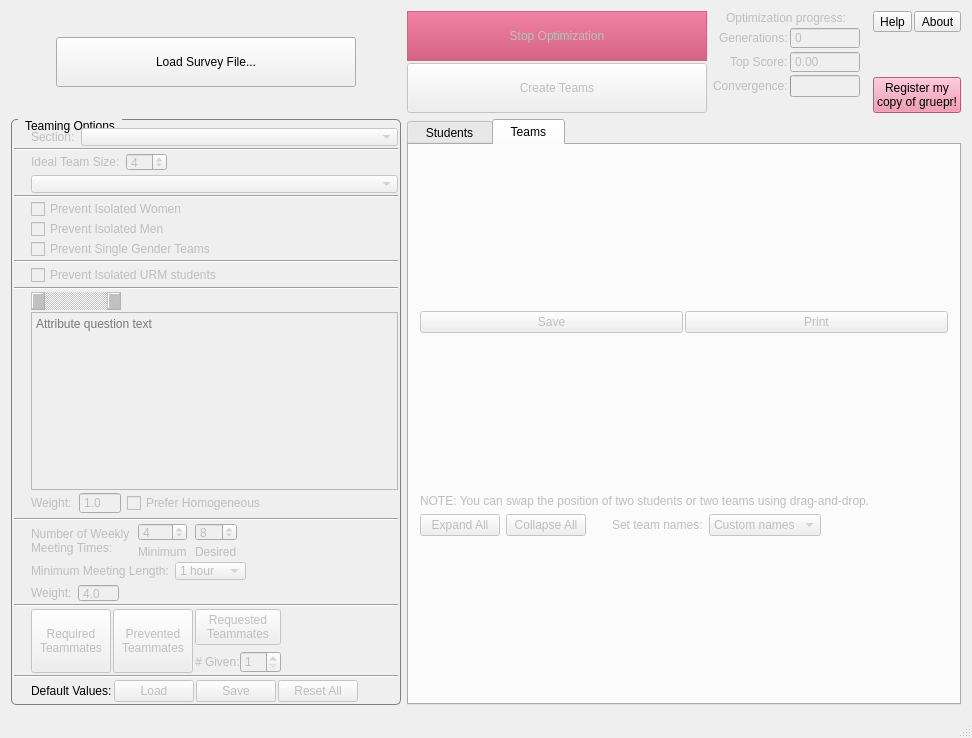
First picture: the form in gruepr.ui, repository gruepr/gruepr, before the edit.
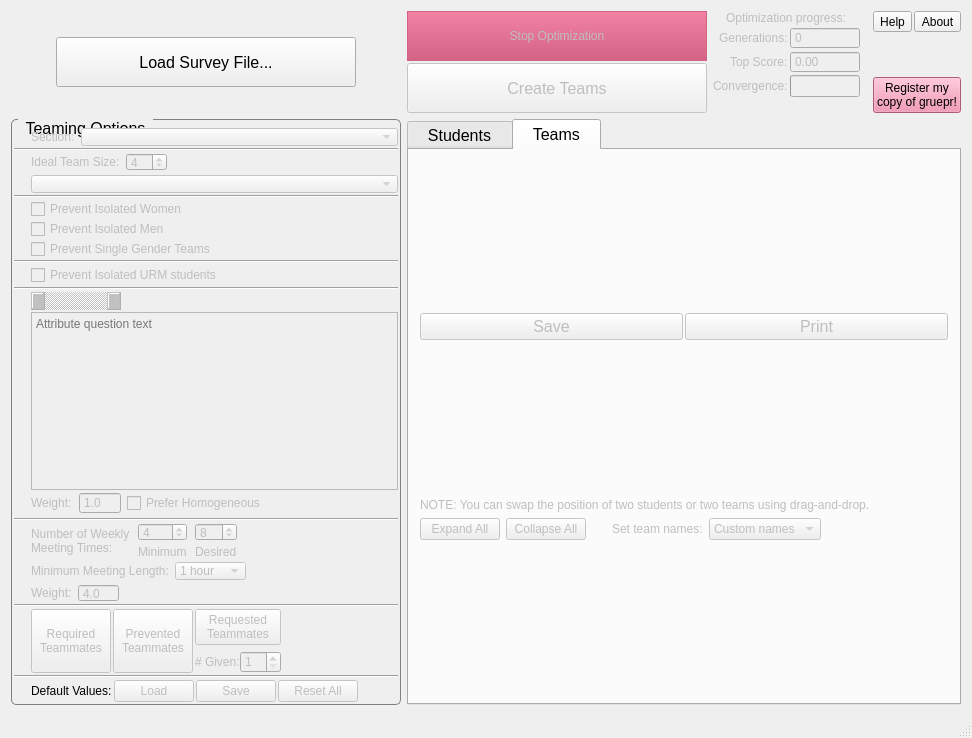
Second picture: the form after the edit. The open tabs and pages were chosen to show the change. Icons and pictures are not drawn.

What changed in the file:
```diff
--- a/gruepr.ui
+++ b/gruepr.ui
@@ -41,6 +41,11 @@
           <height>50</height>
          </size>
         </property>
+        <property name="font">
+         <font>
+          <pointsize>12</pointsize>
+         </font>
+        </property>
         <property name="toolTip">
          <string>Open the survey data file downloaded from the Google Form.</string>
         </property>
@@ -329,6 +334,11 @@
             <height>50</height>
            </size>
           </property>
+          <property name="font">
+           <font>
+            <pointsize>12</pointsize>
+           </font>
+          </property>
           <property name="toolTip">
            <string>Find an optimal set of teams.</string>
           </property>
@@ -366,6 +376,11 @@
           <height>0</height>
          </size>
         </property>
+        <property name="font">
+         <font>
+          <pointsize>12</pointsize>
+         </font>
+        </property>
         <property name="title">
          <string>Teaming Options</string>
         </property>
@@ -1725,6 +1740,11 @@
           <verstretch>1</verstretch>
          </sizepolicy>
         </property>
+        <property name="font">
+         <font>
+          <pointsize>12</pointsize>
+         </font>
+        </property>
         <property name="currentIndex">
          <number>0</number>
         </property>
@@ -1893,6 +1913,11 @@
                 <verstretch>0</verstretch>
                </sizepolicy>
               </property>
+              <property name="font">
+               <font>
+                <pointsize>12</pointsize>
+               </font>
+              </property>
               <property name="toolTip">
                <string>Save this set of teams as text or pdf files.</string>
               </property>
@@ -1925,6 +1950,11 @@
                 <verstretch>0</verstretch>
                </sizepolicy>
               </property>
+              <property name="font">
+               <font>
+                <pointsize>12</pointsize>
+               </font>
+              </property>
               <property name="toolTip">
                <string>Print this set of teams.</string>
               </property>
```
Left out of the diff: 13 changed lines with no effect on the pictures.
